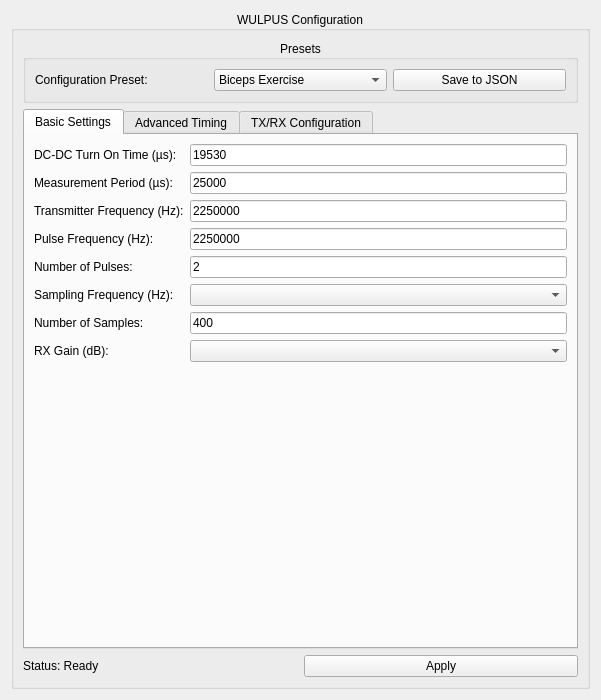
The window that biogui/resources/wulpus_config_widget.ui (pulp-bio/biogui) describes before a commit, drawn with Qt 5.
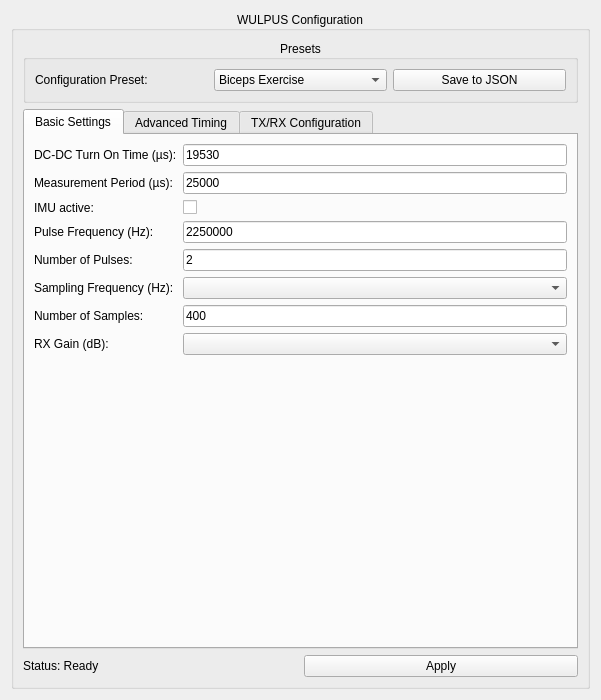
The same window after the commit. The open tabs and pages were chosen to show the change.

```diff
--- a/biogui/resources/wulpus_config_widget.ui
+++ b/biogui/resources/wulpus_config_widget.ui
@@ -124,14 +124,14 @@
              <string>Frequency of the transmitter (0-5000000 Hz)</string>
             </property>
             <property name="text">
-             <string>Transmitter Frequency (Hz):</string>
+                         <string>IMU active:</string>
             </property>
            </widget>
           </item>
           <item row="2" column="1">
-           <widget class="QLineEdit" name="transFreqLineEdit">
+                     <widget class="QCheckBox" name="imuActiveCheckBox">
             <property name="text">
-             <string>2250000</string>
+                         <string/>
             </property>
            </widget>
           </item>
```
Left out of the diff: 2 changed lines with no effect on the pictures. Lines whose indentation alone changed are shown as unchanged.
